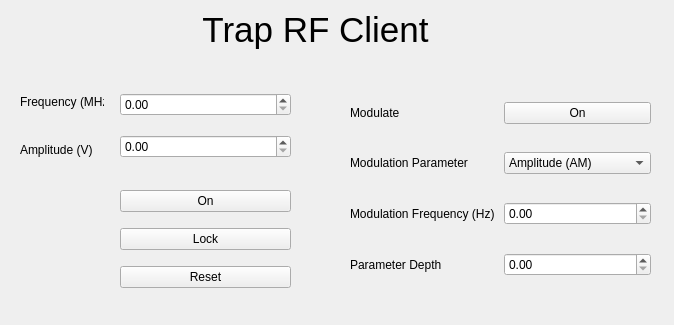
Qt form lib/clients/rf_client/rf_gui.ui (EGGS-Experiment/EGGS_labrad) before a commit.
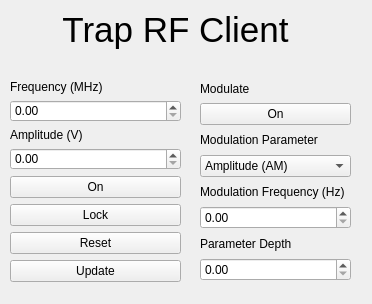
The same form after that commit.

What changed in the file:
```diff
--- a/lib/clients/rf_client/rf_gui.ui
+++ b/lib/clients/rf_client/rf_gui.ui
@@ -6,8 +6,8 @@
    <rect>
     <x>0</x>
     <y>0</y>
-    <width>674</width>
-    <height>325</height>
+    <width>372</width>
+    <height>304</height>
    </rect>
   </property>
   <property name="windowTitle">
@@ -16,7 +16,7 @@
   <widget class="QLabel" name="sls_label">
    <property name="geometry">
     <rect>
-     <x>180</x>
+     <x>40</x>
      <y>10</y>
      <width>271</width>
      <height>41</height>
@@ -29,49 +29,58 @@
   <widget class="QWidget" name="">
    <property name="geometry">
     <rect>
-     <x>120</x>
+     <x>10</x>
      <y>80</y>
      <width>171</width>
-     <height>91</height>
+     <height>202</height>
     </rect>
    </property>
    <layout class="QGridLayout" name="gridLayout">
-    <item row="1" column="0">
+    <item row="3" column="0">
      <widget class="QDoubleSpinBox" name="wav_ampl"/>
     </item>
-    <item row="0" column="0">
+    <item row="1" column="0">
      <widget class="QDoubleSpinBox" name="wav_freq"/>
     </item>
-   </layout>
-  </widget>
-  <widget class="QWidget" name="">
-   <property name="geometry">
-    <rect>
-     <x>120</x>
-     <y>180</y>
-     <width>171</width>
-     <height>121</height>
-    </rect>
-   </property>
-   <layout class="QGridLayout" name="wav_button_layout">
-    <item row="2" column="0">
+    <item row="4" column="0">
+     <widget class="QPushButton" name="wav_toggle">
+      <property name="text">
+       <string>On</string>
+      </property>
+     </widget>
+    </item>
+    <item row="5" column="0">
      <widget class="QPushButton" name="wav_lockswitch">
       <property name="text">
        <string>Lock</string>
       </property>
      </widget>
     </item>
-    <item row="3" column="0">
+    <item row="6" column="0">
      <widget class="QPushButton" name="wav_reset">
       <property name="text">
        <string>Reset</string>
       </property>
      </widget>
     </item>
-    <item row="1" column="0">
-     <widget class="QPushButton" name="wav_toggle">
+    <item row="2" column="0">
+     <widget class="QLabel" name="wav_ampl_label">
       <property name="text">
-       <string>On</string>
+       <string>Amplitude (V)</string>
+      </property>
+     </widget>
+    </item>
+    <item row="0" column="0">
+     <widget class="QLabel" name="wav_freq_label">
+      <property name="text">
+       <string>Frequency (MHz)</string>
+      </property>
+     </widget>
+    </item>
+    <item row="7" column="0">
+     <widget class="QPushButton" name="wav_toggle_2">
+      <property name="text">
+       <string>Update</string>
       </property>
      </widget>
     </item>
@@ -80,35 +89,27 @@
   <widget class="QWidget" name="">
    <property name="geometry">
     <rect>
-     <x>350</x>
+     <x>200</x>
      <y>80</y>
-     <width>301</width>
-     <height>221</height>
+     <width>151</width>
+     <height>201</height>
     </rect>
    </property>
    <layout class="QGridLayout" name="mod_layout">
-    <item row="0" column="0">
-     <widget class="QLabel" name="mod_toggle_label">
-      <property name="text">
-       <string>Modulate</string>
-      </property>
-     </widget>
+    <item row="7" column="1">
+     <widget class="QDoubleSpinBox" name="mod_param_depth"/>
     </item>
-    <item row="0" column="1">
-     <widget class="QPushButton" name="mod_toggle">
-      <property name="text">
-       <string>On</string>
-      </property>
-     </widget>
-    </item>
-    <item row="1" column="0">
-     <widget class="QLabel" name="mod_param_label">
-      <property name="text">
-       <string>Modulation Parameter</string>
-      </property>
-     </widget>
+    <item row="5" column="1">
+     <widget class="QDoubleSpinBox" name="mod_freq"/>
     </item>
     <item row="1" column="1">
+     <widget class="QPushButton" name="mod_toggle">
+      <property name="text">
+       <string>On</string>
+      </property>
+     </widget>
+    </item>
+    <item row="3" column="1">
      <widget class="QComboBox" name="mod_param">
       <item>
        <property name="text">
@@ -127,49 +128,31 @@
       </item>
      </widget>
     </item>
-    <item row="2" column="0">
+    <item row="0" column="1">
+     <widget class="QLabel" name="mod_toggle_label">
+      <property name="text">
+       <string>Modulate</string>
+      </property>
+     </widget>
+    </item>
+    <item row="2" column="1">
+     <widget class="QLabel" name="mod_param_label">
+      <property name="text">
+       <string>Modulation Parameter</string>
+      </property>
+     </widget>
+    </item>
+    <item row="4" column="1">
      <widget class="QLabel" name="mod_freq_label">
       <property name="text">
        <string>Modulation Frequency (Hz)</string>
       </property>
      </widget>
     </item>
-    <item row="2" column="1">
-     <widget class="QDoubleSpinBox" name="mod_freq"/>
-    </item>
-    <item row="3" column="0">
+    <item row="6" column="1">
      <widget class="QLabel" name="mod_param_depth_label">
       <property name="text">
        <string>Parameter Depth</string>
-      </property>
-     </widget>
-    </item>
-    <item row="3" column="1">
-     <widget class="QDoubleSpinBox" name="mod_param_depth"/>
-    </item>
-   </layout>
-  </widget>
-  <widget class="QWidget" name="">
-   <property name="geometry">
-    <rect>
-     <x>20</x>
-     <y>80</y>
-     <width>84</width>
-     <height>91</height>
-    </rect>
-   </property>
-   <layout class="QVBoxLayout" name="wav_label_layout">
-    <item>
-     <widget class="QLabel" name="wav_freq_label">
-      <property name="text">
-       <string>Frequency (MHz)</string>
-      </property>
-     </widget>
-    </item>
-    <item>
-     <widget class="QLabel" name="wav_ampl_label">
-      <property name="text">
-       <string>Amplitude (V)</string>
       </property>
      </widget>
     </item>
```
Left out of the diff: 6 changed lines with no effect on the pictures.
